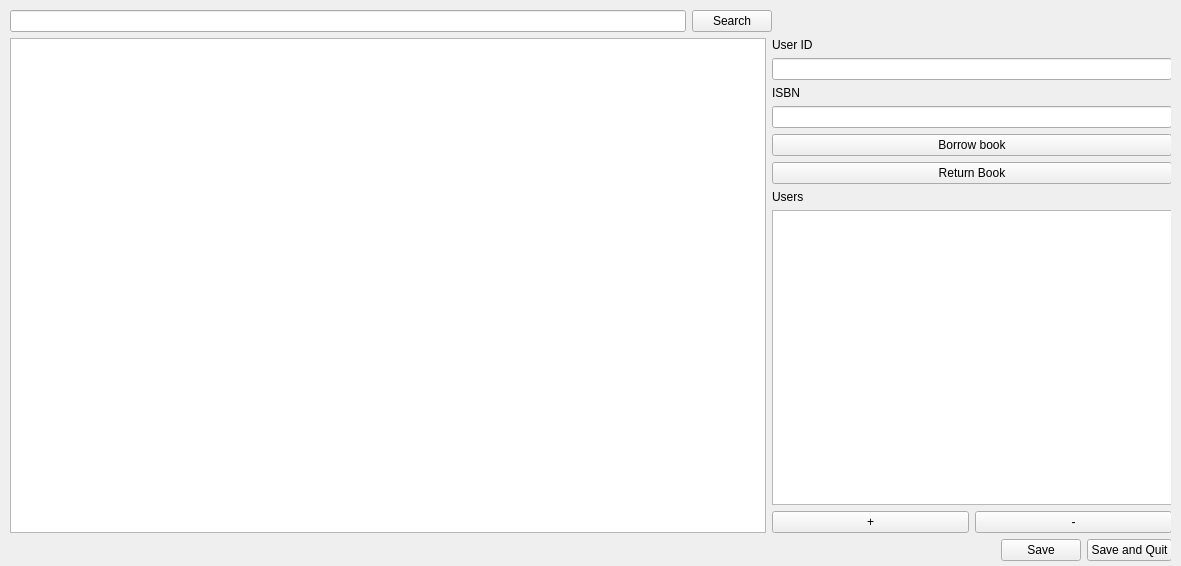
Before: the Qt Designer form LibraryManagement/useroptions.ui in Alex-BusNet/LibraryManagement, drawn with Qt 5.
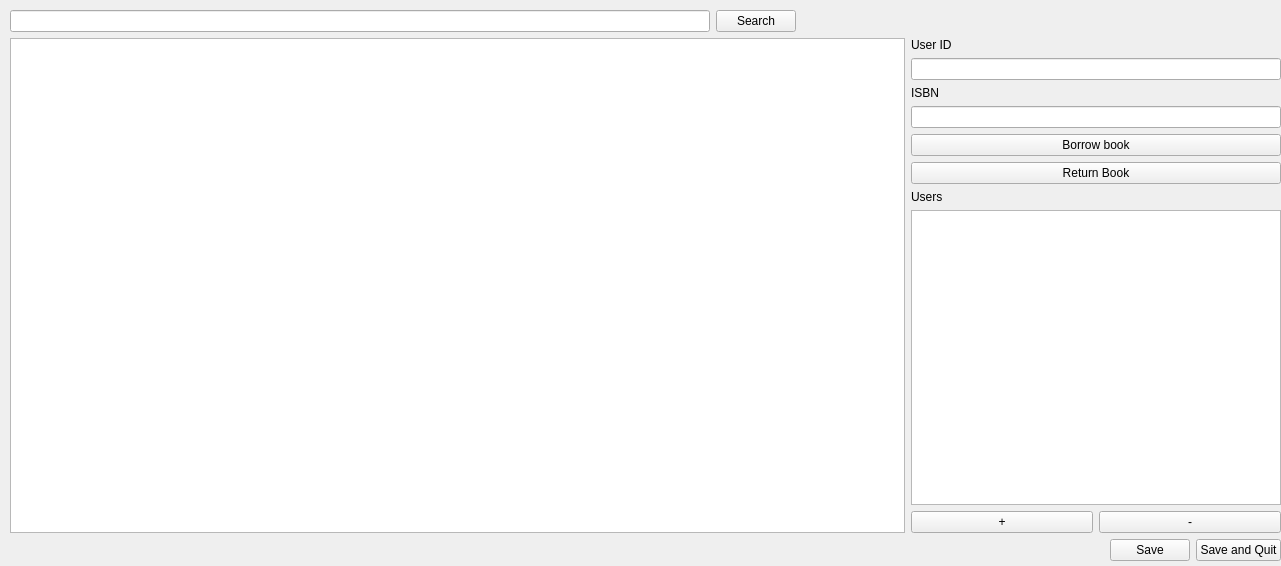
After: the same form once the commit is applied.

Commit message: Adjusted TableWidget to scale to full widget width when in user only mode.

Patch:
```diff
--- a/LibraryManagement/useroptions.ui
+++ b/LibraryManagement/useroptions.ui
@@ -6,7 +6,7 @@
    <rect>
     <x>0</x>
     <y>0</y>
-    <width>1181</width>
+    <width>1281</width>
     <height>566</height>
    </rect>
   </property>
@@ -33,7 +33,7 @@
     <rect>
      <x>0</x>
      <y>0</y>
-     <width>1171</width>
+     <width>1281</width>
      <height>591</height>
     </rect>
    </property>
@@ -57,7 +57,7 @@
      <rect>
       <x>10</x>
       <y>10</y>
-      <width>1162</width>
+      <width>1271</width>
       <height>551</height>
      </rect>
     </property>
@@ -70,17 +70,23 @@
        <item>
         <widget class="QLineEdit" name="lineEdit">
          <property name="sizePolicy">
-          <sizepolicy hsizetype="MinimumExpanding" vsizetype="Fixed">
+          <sizepolicy hsizetype="Maximum" vsizetype="Fixed">
            <horstretch>0</horstretch>
            <verstretch>0</verstretch>
           </sizepolicy>
          </property>
          <property name="minimumSize">
           <size>
-           <width>400</width>
+           <width>700</width>
            <height>0</height>
           </size>
          </property>
+         <property name="maximumSize">
+          <size>
+           <width>700</width>
+           <height>16777215</height>
+          </size>
+         </property>
         </widget>
        </item>
        <item>
@@ -102,11 +108,11 @@
           <enum>Qt::Horizontal</enum>
          </property>
          <property name="sizeType">
-          <enum>QSizePolicy::Minimum</enum>
+          <enum>QSizePolicy::MinimumExpanding</enum>
          </property>
          <property name="sizeHint" stdset="0">
           <size>
-           <width>400</width>
+           <width>368</width>
            <height>20</height>
           </size>
          </property>
@@ -126,16 +132,25 @@
          </property>
          <property name="minimumSize">
           <size>
-           <width>0</width>
+           <width>780</width>
            <height>0</height>
           </size>
          </property>
          <property name="maximumSize">
           <size>
-           <width>760</width>
+           <width>2000</width>
            <height>16777215</height>
           </size>
          </property>
+         <property name="horizontalScrollBarPolicy">
+          <enum>Qt::ScrollBarAlwaysOff</enum>
+         </property>
+         <property name="sizeAdjustPolicy">
+          <enum>QAbstractScrollArea::AdjustToContents</enum>
+         </property>
+         <property name="sortingEnabled">
+          <bool>true</bool>
+         </property>
         </widget>
        </item>
        <item>
@@ -253,7 +268,7 @@
            </property>
            <property name="minimumSize">
             <size>
-             <width>400</width>
+             <width>370</width>
              <height>0</height>
             </size>
            </property>
```
Left out of the diff: 2 changed lines with no effect on the pictures. The commit also changes 5 other files.
